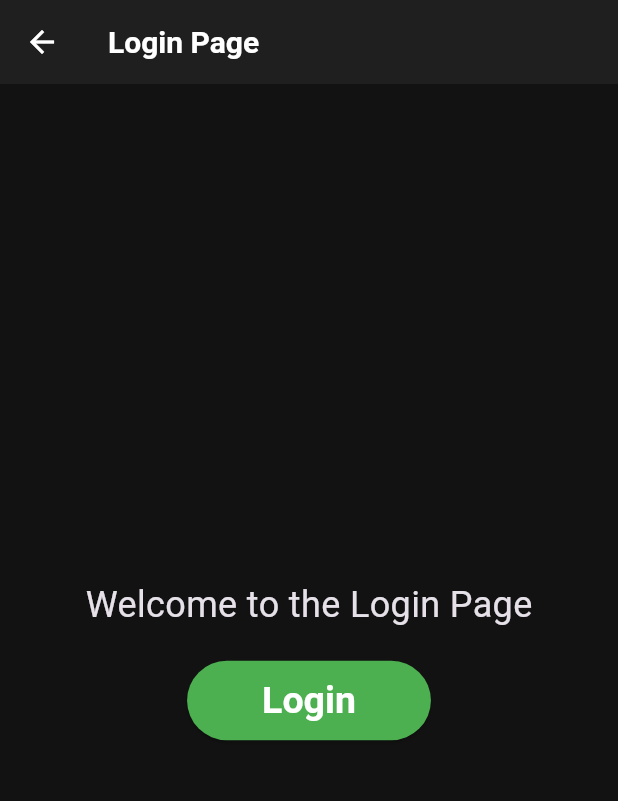
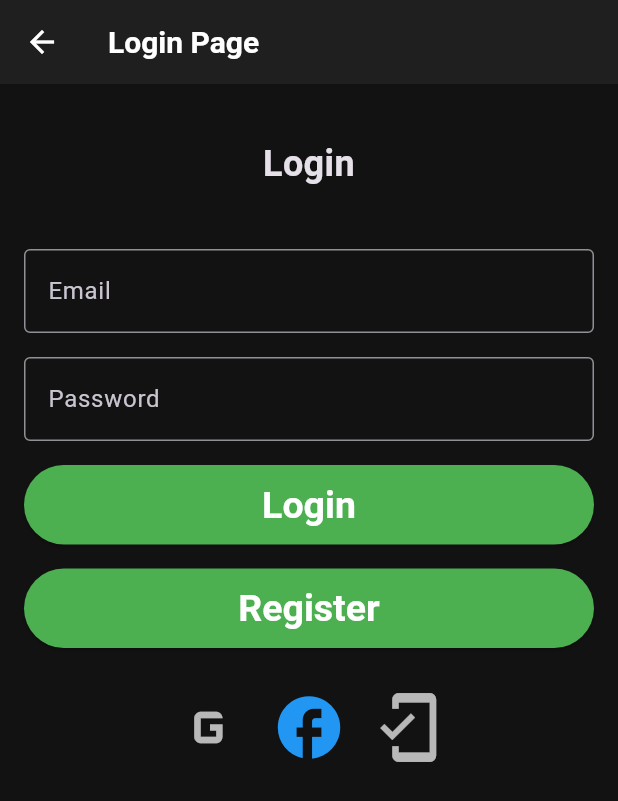
Before and after one commit to mathiasfri/MealGuider_Frontend, a Flutter app: the screen it shows after launch, in the side drawer, after a tap on "Login", on a phone screen of 412 x 824 dp. Shown: the top 801 px of the screen. Run offline on Flutter 3.47's test engine with Material 3 defaults, Android fonts, the light colour scheme and no system bars; missing offline and left inert: oauth2_client.

Commit message:
package updates and user account creation + login functionality

```diff
--- a/lib/navigation/pages/login_page.dart
+++ b/lib/navigation/pages/login_page.dart
@@ -1,7 +1,85 @@
 import 'package:flutter/material.dart';
+import 'package:mealguider/functionality/authentication/service/auth_service.dart';
 
-class LoginPage extends StatelessWidget {
+class LoginPage extends StatefulWidget {
   const LoginPage({super.key});
+
+  @override
+  State<LoginPage> createState() => _LoginPageState();
+}
+
+class _LoginPageState extends State<LoginPage> {
+  final TextEditingController emailController = TextEditingController();
+  final TextEditingController passwordController = TextEditingController();
+  final AuthService authService = AuthService();
+
+  void _loginWithGoogle() async {
+    try {
+      final token = await authService.loginWithGoogle();
+      _showSuccess('Google', token!);
+    } catch (e) {
+      _showError('Google', e.toString());
+    }
+  }
+
+  void _loginWithFacebook() async {
+    try {
+      final token = await authService.loginWithFacebook();
+      _showSuccess('Facebook', token!);
+    } catch (e) {
+      _showError('Facebook', e.toString());
+    }
+  }
+
+  void _loginWithGitHub() async {
+    try {
+      final token = await authService.loginWithGitHub();
+      _showSuccess('Microsoft', token!);
+    } catch (e) {
+      _showError('Microsoft', e.toString());
+    }
+  }
+
+  void _loginWithEmailPassword() async {
+    final email = emailController.text.trim();
+    final password = passwordController.text.trim();
+
+    try {
+      final success = await authService.loginWithEmailPassword(email, password);
+      if (success) {
+        _showSuccess('Email/Password', 'Login successful');
+      }
+    } catch (e) {
+      _showError('Email/Password', e.toString());
+    }
+  }
+
+  void _registerWithEmailPassword() async {
+    final email = emailController.text.trim();
+    final password = passwordController.text.trim();
+
+    try {
+      final success =
+          await authService.createUserWithEmailAndPassword(email, password);
+      if (success) {
+        _showSuccess('Email/Password', 'Registration successful');
+      }
+    } catch (e) {
+      _showError('Email/Password', e.toString());
+    }
+  }
+
+  void _showSuccess(String provider, String message) {
+    ScaffoldMessenger.of(context).showSnackBar(
+      SnackBar(content: Text('$provider Login Successful: $message')),
+    );
+  }
+
+  void _showError(String provider, String error) {
+    ScaffoldMessenger.of(context).showSnackBar(
+      SnackBar(content: Text('$provider Login Failed: $error')),
+    );
+  }
 
   @override
   Widget build(BuildContext context) {
@@ -9,20 +87,67 @@ class LoginPage extends StatelessWidget {
       appBar: AppBar(
         title: const Text('Login Page'),
       ),
-      body: Center(
+      body: Padding(
+        padding: const EdgeInsets.all(16.0),
         child: Column(
-          mainAxisAlignment: MainAxisAlignment.center,
-          children: <Widget>[
+          crossAxisAlignment: CrossAxisAlignment.stretch,
+          children: [
+            const SizedBox(height: 20),
             const Text(
-              'Welcome to the Login Page',
-              style: TextStyle(fontSize: 24),
+              'Login',
+              style: TextStyle(fontSize: 24, fontWeight: FontWeight.bold),
+              textAlign: TextAlign.center,
+            ),
+            const SizedBox(height: 40),
+            TextField(
+              controller: emailController,
+              decoration: const InputDecoration(
+                labelText: 'Email',
+                border: OutlineInputBorder(),
+              ),
+            ),
+            const SizedBox(height: 16),
+            TextField(
+              controller: passwordController,
+              decoration: const InputDecoration(
+                labelText: 'Password',
+                border: OutlineInputBorder(),
+              ),
+              obscureText: true,
+            ),
+            const SizedBox(height: 16),
+            ElevatedButton(
+              onPressed: _loginWithEmailPassword,
+              child: const Text('Login'),
+            ),
+            const SizedBox(height: 16),
+            ElevatedButton(
+              onPressed: _registerWithEmailPassword,
+              child: const Text('Register'),
             ),
             const SizedBox(height: 20),
-            ElevatedButton(
-              onPressed: () {
-                // Add your onPressed code here!
-              },
-              child: const Text('Login'),
+            Row(
+              mainAxisAlignment: MainAxisAlignment.center,
+              children: [
+                IconButton(
+                  onPressed: _loginWithGoogle,
+                  icon: const Icon(Icons.g_mobiledata),
+                  iconSize: 50,
+                ),
+                const SizedBox(height: 10),
+                IconButton(
+                  onPressed: _loginWithFacebook,
+                  icon: const Icon(Icons.facebook),
+                  color: Colors.blue,
+                  iconSize: 50,
+                ),
+                const SizedBox(height: 10),
+                IconButton(
+                  onPressed: _loginWithGitHub,
+                  icon: const Icon(Icons.mobile_friendly_outlined),
+                  iconSize: 50,
+                ),
+              ],
             ),
           ],
         ),
--- a/lib/utils/constants.dart
+++ b/lib/utils/constants.dart
@@ -1,3 +1,12 @@
 // ignore_for_file: constant_identifier_names
 
+// API URL's
 const String API_URL = "http://192.168.1.2:8080";
+
+// AUTH URL's
+final String GOOGLE_AUTH = 'YOUR_GOOGLE_CLIENT_ID';
+final String FACEBOOK_AUTH = 'YOUR_FACEBOOK_APP_ID';
+final String GITHUB_AUTH = 'YOUR_MICROSOFT_CLIENT_ID';
+
+final String APP_SCHEME = 'com.example.mealguider';
+final String REDIRECT_URI = '$APP_SCHEME:/oauth2redirect';
--- a/pubspec.yaml
+++ b/pubspec.yaml
@@ -10,11 +10,13 @@ dependencies:
   flutter:
     sdk: flutter
   http: ^1.2.2
+  oauth2_client: ^3.3.0
+  path_provider: ^2.1.5
 
 dev_dependencies:
   flutter_test:
     sdk: flutter
-  flutter_lints: ^4.0.0
+  flutter_lints: ^5.0.0
 
 flutter:
   uses-material-design: true
```
Also changed, not shown: lib/functionality/authentication/service/auth_service.dart (added, +116 -0 lines), pubspec.lock, 10 other files.
